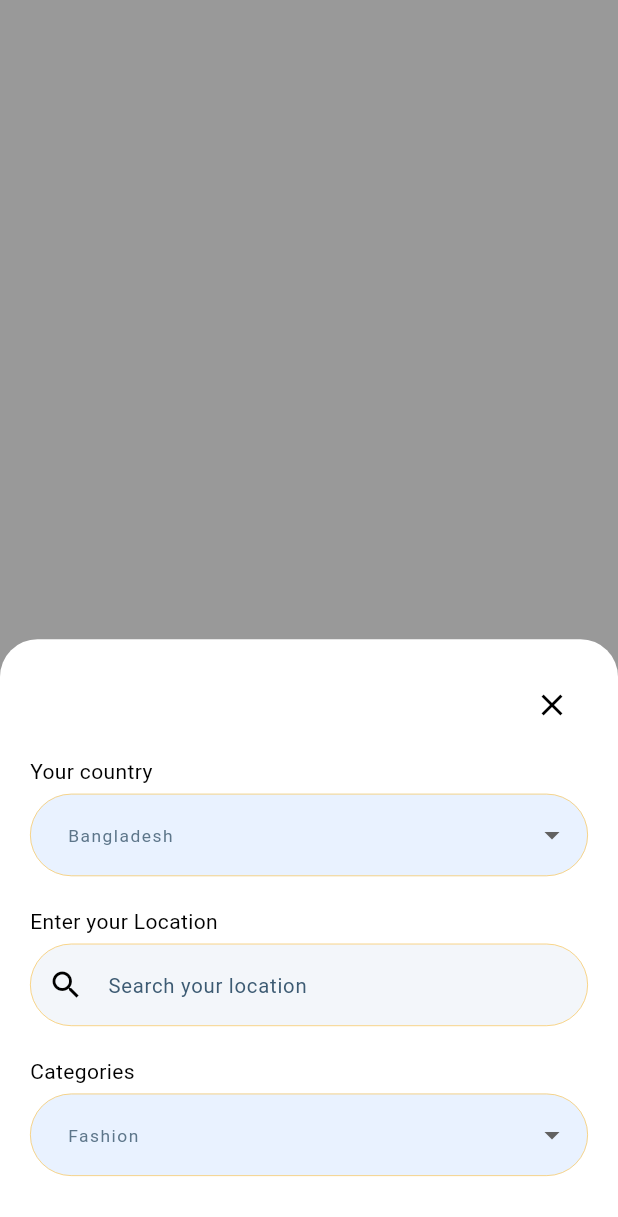
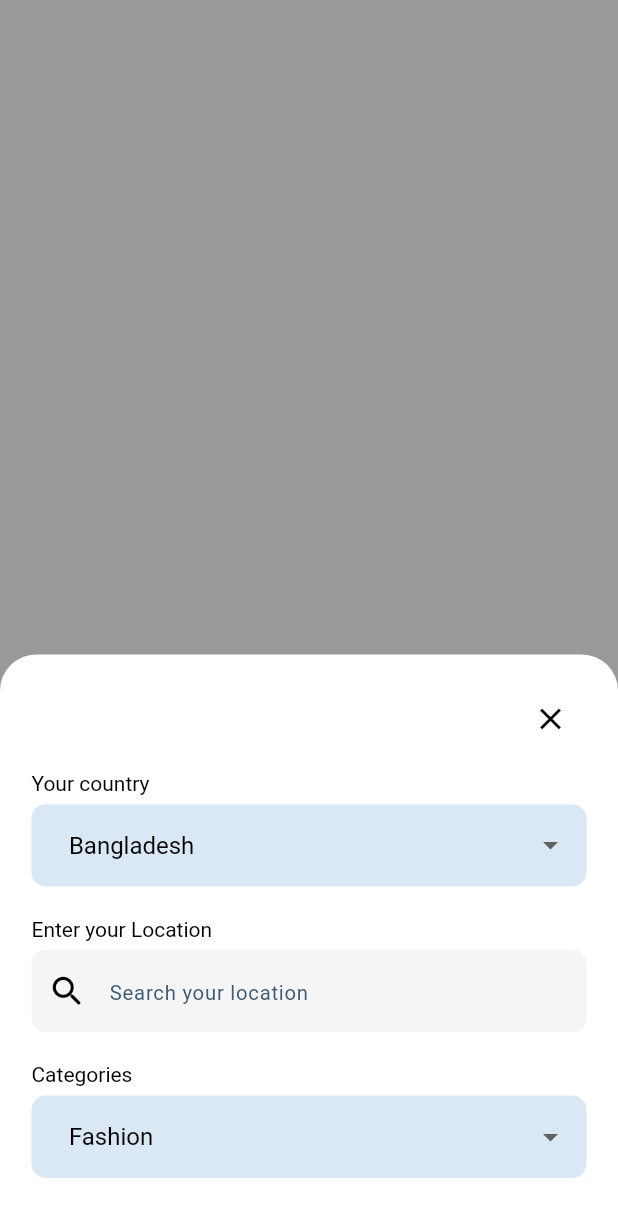
Before and after one commit to nizam-app/Market-Jango-Backend-Update, a Flutter app: the LocationFilterPage screen opened directly, on a phone screen of 412 x 824 dp. Shown: the top 1217 px of the screen. Run offline on Flutter 3.47's test engine with Material 3 defaults, Android fonts, the phone set to English and light mode, and no system bars; our stand-ins replace carousel_slider, flutter_riverpod, flutter_screenutil, flutter_svg, get, go_router and 3 more.

Commit message:
filter screen done.

```diff
--- a/lib/core/constants/color_control/all_color.dart
+++ b/lib/core/constants/color_control/all_color.dart
@@ -1,4 +1,5 @@
 import 'dart:ui';
+import 'package:flutter/material.dart';
 class AllColor {
  static final Color yellow50 = const Color(0xFFFEF8EB);
   static final Color yellow500 = const Color(0xFFF9B935);
@@ -8,6 +9,8 @@ class AllColor {
   static final Color green500 = const Color.fromRGBO(13, 50, 80, 1);
   static final Color green300 = const Color(0xFF5D768A);
  static Color white = Color(0xffffffff);
- static final blask = Color(0xff202020);
+ static final black = Color(0xff202020);
+ static final gray100 = Colors.grey.shade100;
+ static final dropDown = const Color(0xffD9E8F4);
 
 }
--- a/lib/core/theme/text_theme.dart
+++ b/lib/core/theme/text_theme.dart
@@ -19,7 +19,10 @@ TextTheme get textTheme {
       fontWeight: FontWeight.w600,
       color: AllColor.green500
     ),
-    headlineMedium: TextStyle(fontSize: 16, color: Colors.grey),
+    headlineMedium: TextStyle(
+        fontSize: 16,
+        fontWeight: FontWeight.w400
+       ),
 
 
   );
--- a/lib/features/buyer/screens/Home screen.dart
+++ b/lib/features/buyer/screens/Home screen.dart
@@ -130,7 +130,7 @@ class CustomNewProduct extends StatelessWidget {
           padding: EdgeInsets.symmetric(horizontal: 10.w,vertical: 5.h),
           child: Column(
             children: [
-              Text("T shirt",style: Theme.of(context).textTheme.titleMedium!.copyWith(color: AllColor.blask),),
+              Text("T shirt",style: Theme.of(context).textTheme.titleMedium!.copyWith(color: AllColor.black),),
               Text("\$17,00",style: Theme.of(context).textTheme.titleLarge!.copyWith(fontSize: 18),)
             ],
           ),
--- a/lib/features/buyer/screens/location_filter_page.dart
+++ b/lib/features/buyer/screens/location_filter_page.dart
@@ -1,4 +1,6 @@
 import 'package:flutter/material.dart';
+import 'package:flutter_screenutil/flutter_screenutil.dart';
+import 'package:market_jango/core/constants/color_control/all_color.dart';
 
 class LocationFilterPage extends StatelessWidget {
   const LocationFilterPage({super.key});
@@ -7,6 +9,7 @@ class LocationFilterPage extends StatelessWidget {
   Widget build(BuildContext context) {
     String? selectedCountry = 'Bangladesh';
     String? selectedCategory = 'Fashion';
+    TextTheme theme = Theme.of(context).textTheme;
 
     return Scaffold(
       backgroundColor: Colors.white.withOpacity(0.32),
@@ -22,10 +25,10 @@ class LocationFilterPage extends StatelessWidget {
             alignment: Alignment.bottomCenter,
             child: Container(
               width: double.infinity,
-              padding: const EdgeInsets.all(20),
-              decoration: const BoxDecoration(
-                color: Colors.white,
-                borderRadius: BorderRadius.vertical(top: Radius.circular(25)),
+              padding:  EdgeInsets.symmetric(horizontal: 20.w,vertical: 20.h),
+              decoration:  BoxDecoration(
+                color:AllColor.white,
+                borderRadius: BorderRadius.vertical(top: Radius.circular(25.r)),
               ),
               child: Column(
                 mainAxisSize: MainAxisSize.min,
@@ -39,73 +42,62 @@ class LocationFilterPage extends StatelessWidget {
                     ),
                   ),
 
-                  const SizedBox(height: 10),
+                   SizedBox(height: 10.h),
 
                   // Country Dropdown
-                  const Align(
+                   Align(
                     alignment: Alignment.centerLeft,
-                    child: Text("Your country"),
+                    child: Text("Your country",style: theme.headlineMedium!.copyWith(fontSize: 14),),
                   ),
-                  const SizedBox(height: 5),
+                   SizedBox(height: 5.h),
                   DropdownButtonFormField<String>(
                     value: selectedCountry,
-                    decoration: const InputDecoration(
-                      filled: true,
-                      fillColor: Color(0xFFE9F2FF),
-                      border: OutlineInputBorder(borderSide: BorderSide.none),
-                    ),
+                    decoration:  buildInputDecoration(),
                     items: ['Bangladesh', 'India', 'USA']
                         .map((country) => DropdownMenuItem(
                       value: country,
-                      child: Text(country),
+                      child: Text(country,style: theme.headlineMedium,),
                     ))
                         .toList(),
                     onChanged: (value) {},
                   ),
 
-                  const SizedBox(height: 20),
+                   SizedBox(height: 20.h),
 
                   // Location Search Field
-                  const Align(
+                   Align(
                     alignment: Alignment.centerLeft,
-                    child: Text("Enter your Location"),
+                    child: Text("Enter your Location",style: theme.headlineMedium!.copyWith(fontSize: 14),),
                   ),
-                  const SizedBox(height: 5),
-                  const TextField(
-                    decoration: InputDecoration(
-                      prefixIcon: Icon(Icons.search),
-                      hintText: "Search your location",
-                      filled: true,
-                      fillColor: Color(0xFFF3F6FA),
-                      border: OutlineInputBorder(borderSide: BorderSide.none),
-                    ),
+                   SizedBox(height: 5.h),
+                   TextField(
+                    decoration: buildInputDecoration()!.copyWith(
+                        hintText: "Search your location",
+                        prefixIcon: Icon(Icons.search_rounded,size: 27.sp,),
+                    fillColor: AllColor.gray100),
                   ),
 
-                  const SizedBox(height: 20),
+                   SizedBox(height: 20.h),
 
                   // Category Dropdown
-                  const Align(
+                   Align(
                     alignment: Alignment.centerLeft,
-                    child: Text("Categories"),
+                    child: Text("Categories",style: theme.headlineMedium!.copyWith(fontSize: 14),),
                   ),
-                  const SizedBox(height: 5),
+                   SizedBox(height: 5.h),
                   DropdownButtonFormField<String>(
                     value: selectedCategory,
-                    decoration: const InputDecoration(
-                      filled: true,
-                      fillColor: Color(0xFFE9F2FF),
-                      border: OutlineInputBorder(borderSide: BorderSide.none),
-                    ),
+                    decoration: buildInputDecoration(),
                     items: ['Fashion', 'Electronics', 'Grocery']
                         .map((category) => DropdownMenuItem(
                       value: category,
-                      child: Text(category),
+                      child: Text(category,style: theme.headlineMedium,),
                     ))
                         .toList(),
                     onChanged: (value) {},
                   ),
 
-                  const SizedBox(height: 20),
+                   SizedBox(height: 20.h),
                 ],
               ),
             ),
@@ -114,4 +106,22 @@ class LocationFilterPage extends StatelessWidget {
       ),
     );
   }
+
+  InputDecoration buildInputDecoration() {
+    return InputDecoration(
+                    filled: true,
+                    fillColor: AllColor.dropDown,
+                    border: OutlineInputBorder(
+                        borderRadius: BorderRadius.circular(10.r),
+                        borderSide: BorderSide.none),
+                    enabledBorder: OutlineInputBorder(
+                      borderRadius: BorderRadius.circular(10.r),
+                      borderSide: BorderSide.none,
+                    ),
+                    focusedBorder: OutlineInputBorder(
+                      borderRadius: BorderRadius.circular(10.r),
+                      borderSide: BorderSide(color: Colors.grey),
+                    )
+                    );
+  }
 }
```
